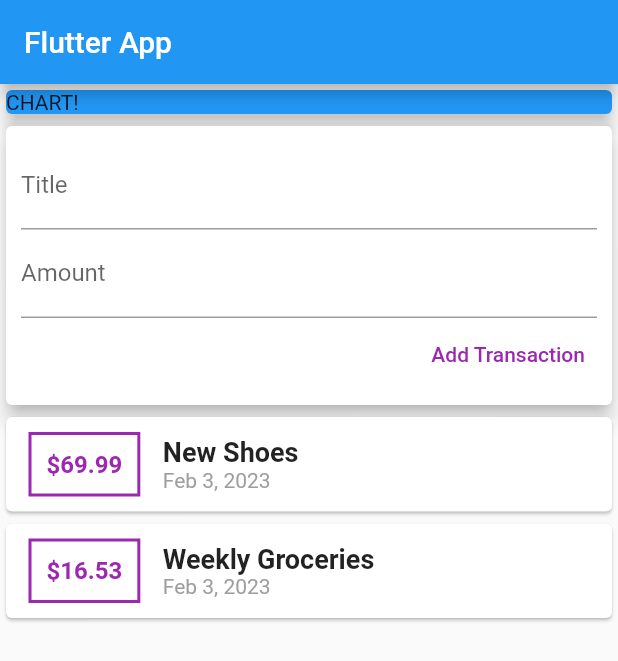
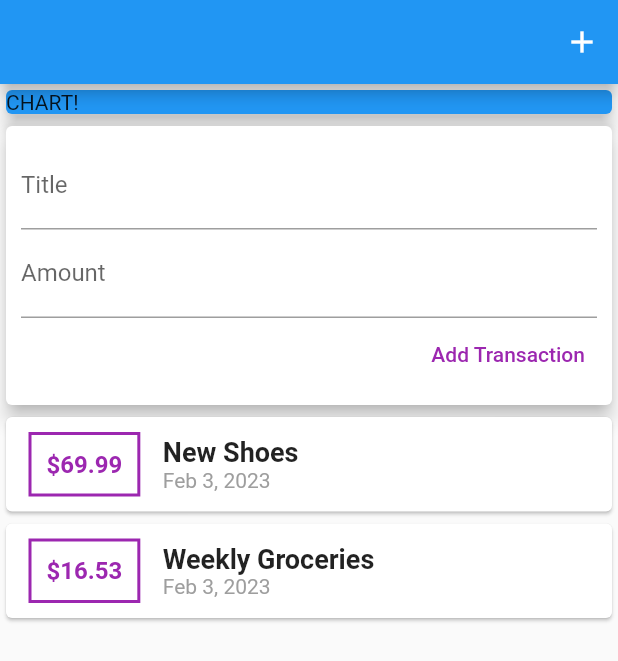
Before and after one commit to ikechukwuakuma316/expense_app, a Flutter app: the screen it shows after launch, on a phone screen of 412 x 824 dp. Shown: the top 661 px of the screen. Run offline on Flutter 3.47's test engine with Material 2 defaults, Android fonts, the phone set to English and light mode, and no system bars.

Commit message:
added an add button at scalfold

```diff
--- a/lib/main.dart
+++ b/lib/main.dart
@@ -24,7 +24,14 @@ class MyHomePage extends StatelessWidget {
   Widget build(BuildContext context) {
     return Scaffold(
       appBar: AppBar(
-        title: Text('Flutter App'),
+        // title: Text('Flutter App'),
+
+        actions: <Widget>[
+          IconButton(
+            icon: Icon(Icons.add),
+            onPressed: () {},
+          ),
+        ],
       ),
       body: SingleChildScrollView(
         child: Column(
```
